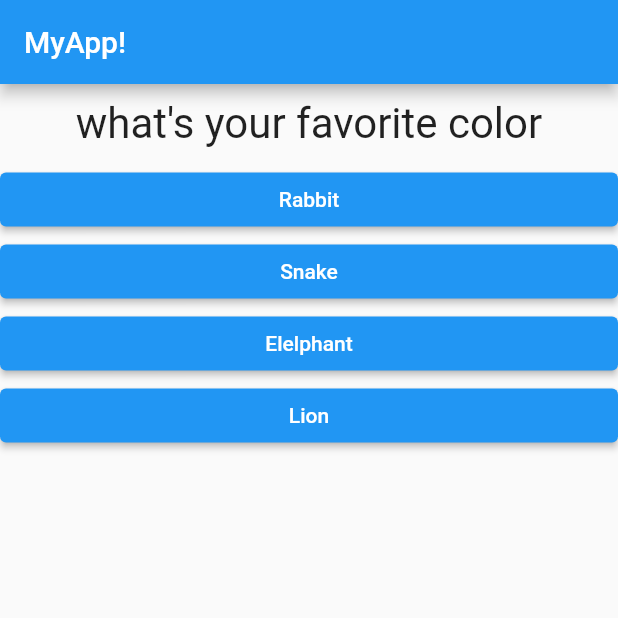
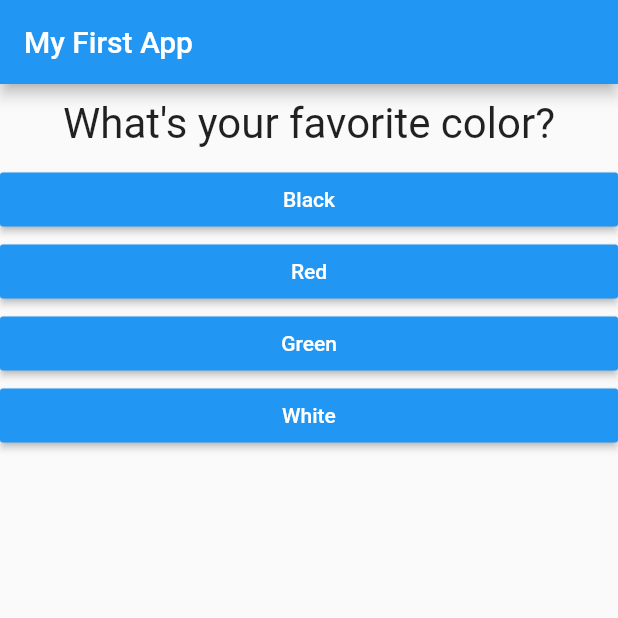
Before and after one commit to pauloladapo13/Flutter, a Flutter app: the screen it shows after launch, on a phone screen of 412 x 824 dp, the top half of it. Run offline on Flutter 3.47's test engine with Material 2 defaults, Android fonts, the phone set to English and light mode, and no system bars.

Commit message:
17/05/2022

```diff
--- a/first_app/lib/answer.dart
+++ b/first_app/lib/answer.dart
@@ -1,22 +1,18 @@
 import 'package:flutter/material.dart';
 
 class Answer extends StatelessWidget {
-  final VoidCallback selectHandler;
+  final Function selectHandler;
   final String answerText;
-  //  if we attempt to return a value from the call
-  // function or pointer at the function
-  // final VoidCallback selectHandler; otherwise we use VoidCallback
+
   Answer(this.selectHandler, this.answerText);
 
   @override
   Widget build(BuildContext context) {
     return Container(
       width: double.infinity,
-      child: ElevatedButton(
-        style: ButtonStyle(
-          backgroundColor: MaterialStateProperty.all(Colors.blue),
-          foregroundColor: MaterialStateProperty.all(Colors.white),
-        ),
+      child: RaisedButton(
+        color: Colors.blue,
+        textColor: Colors.white,
         child: Text(answerText),
         onPressed: selectHandler,
       ),
--- a/first_app/lib/main.dart
+++ b/first_app/lib/main.dart
@@ -1,18 +1,16 @@
-// import 'package:flutter/material.dart';
+import 'package:flutter/material.dart';
+
+import './quiz.dart';
+import './result.dart';
 // void main() {
 //   runApp(MyApp());
 // }
-
-import 'package:flutter/material.dart';
-import './quiz.dart';
-import './result.dart';
 
 void main() => runApp(MyApp());
 
 class MyApp extends StatefulWidget {
   @override
   State<StatefulWidget> createState() {
-    // ignore: todo
     // TODO: implement createState
     return _MyAppState();
   }
@@ -21,44 +19,80 @@ class MyApp extends StatefulWidget {
 class _MyAppState extends State<MyApp> {
   final _questions = const [
     {
-      'questionText': 'what\'s your favorite color',
-      'answers': ['Rabbit', 'Snake', 'Elelphant', 'Lion'],
-    },
-    {
-      'questionText': 'what\'s your favorite animal?',
-      'answers': ['Black', 'Red', 'Green', 'White'],
+      'questionText': 'What\'s your favorite color?',
+      'answers': [
+        {'text': 'Black', 'score': 10},
+        {'text': 'Red', 'score': 5},
+        {'text': 'Green', 'score': 3},
+        {'text': 'White', 'score': 1},
+      ],
     },
     {
       'questionText': 'What\'s your favorite animal?',
-      'answers': ['Max', 'Max', 'Max', 'Max'],
+      'answers': [
+        {'text': 'Rabbit', 'score': 3},
+        {'text': 'Snake', 'score': 11},
+        {'text': 'Elephant', 'score': 5},
+        {'text': 'Lion', 'score': 9},
+      ],
+    },
+    {
+      'questionText': 'Who\'s your favorite instructor?',
+      'answers': [
+        {'text': 'Max', 'score': 1},
+        {'text': 'Max', 'score': 1},
+        {'text': 'Max', 'score': 1},
+        {'text': 'Max', 'score': 1},
+      ],
     },
   ];
   var _questionIndex = 0;
+  var _totalScore = 0;
 
-  void _answerQuestion() {
+  void _resetQuiz() {
     setState(() {
-      _questionIndex += 1;
+      _questionIndex = 0;
+      _totalScore = 0;
     });
-    // ignore: avoid_print
+  }
+
+  void _answerQuestion(int score) {
+    // var aBool = true;
+    // aBool = false;
+
+    _totalScore += score;
+
+    setState(() {
+      _questionIndex = _questionIndex + 1;
+    });
     print(_questionIndex);
-
-    // ignore: avoid_print
-    print('Answer chosen!');
+    if (_questionIndex < _questions.length) {
+      print('We have more questions!');
+    } else {
+      print('No more questions!');
+    }
   }
 
   @override
   Widget build(BuildContext context) {
+    // var dummy = const ['Hello'];
+    // dummy.add('Max');
+    // print(dummy);
+    // dummy = [];
+    // questions = []; // does not work if questions is a const
+
     return MaterialApp(
       home: Scaffold(
         appBar: AppBar(
-          title: const Text('MyApp!'),
+          title: Text('My First App'),
         ),
         body: _questionIndex < _questions.length
             ? Quiz(
                 answerQuestion: _answerQuestion,
+                questionIndex: _questionIndex,
                 questions: _questions,
-                questionIndex: _questionIndex)
-            : Result(),
+              )
+            : Result(_totalScore, _resetQuiz),
       ),
     );
   }
--- a/first_app/lib/quiz.dart
+++ b/first_app/lib/quiz.dart
@@ -1,25 +1,30 @@
 import 'package:flutter/material.dart';
+
+import './question.dart';
 import './answer.dart';
-import './question.dart';
 
 class Quiz extends StatelessWidget {
   final List<Map<String, Object>> questions;
-  final VoidCallback answerQuestion;
   final int questionIndex;
-  Quiz(
-      {required this.questions,
-      required this.answerQuestion,
-      required this.questionIndex});
+  final Function answerQuestion;
+
+  Quiz({
+    @required this.questions,
+    @required this.answerQuestion,
+    @required this.questionIndex,
+  });
 
   @override
   Widget build(BuildContext context) {
-    return Column(children: [
-      Question(
-        questions[questionIndex]['questionText'] as String,
-      ),
-      ...(questions[questionIndex]['answers'] as List<String>).map((answer) {
-        return Answer(answerQuestion, answer);
-      }).toList(),
-    ]);
+    return Column(
+      children: [
+        Question(
+          questions[questionIndex]['questionText'],
+        ),
+        ...(questions[questionIndex]['answers'] as List<Map<String, Object>>).map((answer) {
+          return Answer(() => answerQuestion(answer['score']), answer['text']);
+        }).toList()
+      ],
+    );
   }
 }
```
Also changed, not shown: first_app/lib/result.dart (+36 -2 lines), first_app/pubspec.yaml (+6 -23 lines), first_app/pubspec.lock, 1 other file.
